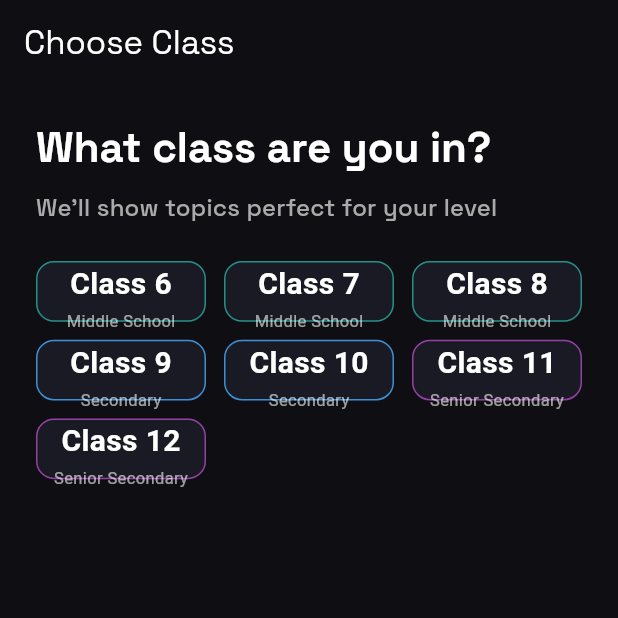
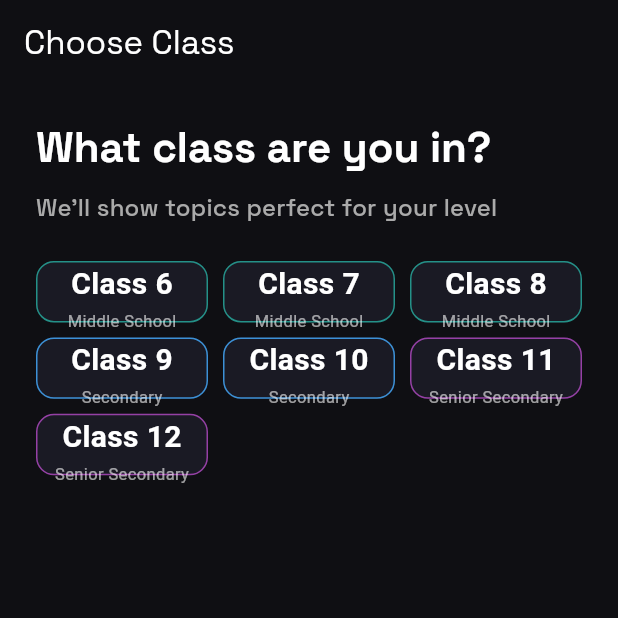
Before and after one commit to JonnadaRaju/visual-learning-platform, a Flutter app: the screen it shows after launch, on a phone screen of 412 x 824 dp, the top half of it. Run offline on Flutter 3.47's test engine with Material 3 defaults, Android fonts, the phone set to English and light mode, and no system bars; our stand-ins replace dio, fl_chart, flutter_riverpod, google_fonts, shared_preferences.

Commit message:
Reduce class selection grid spacing

```diff
--- a/frontend/lib/screens/class_selection_screen.dart
+++ b/frontend/lib/screens/class_selection_screen.dart
@@ -43,8 +43,8 @@ class ClassSelectionScreen extends StatelessWidget {
               const SizedBox(height: 24),
               GridView.count(
                 crossAxisCount: 3,
-                crossAxisSpacing: 12,
-                mainAxisSpacing: 12,
+                crossAxisSpacing: 10,
+                mainAxisSpacing: 10,
                 childAspectRatio: 2.8,
                 shrinkWrap: true,
                 physics: const NeverScrollableScrollPhysics(),
```
